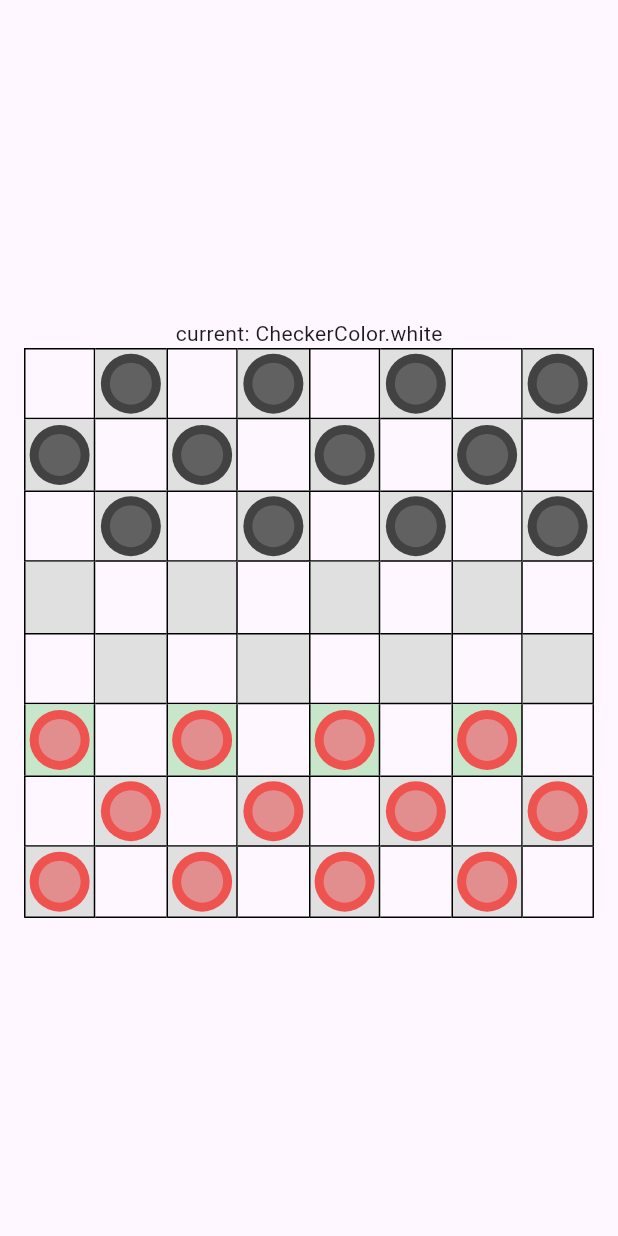
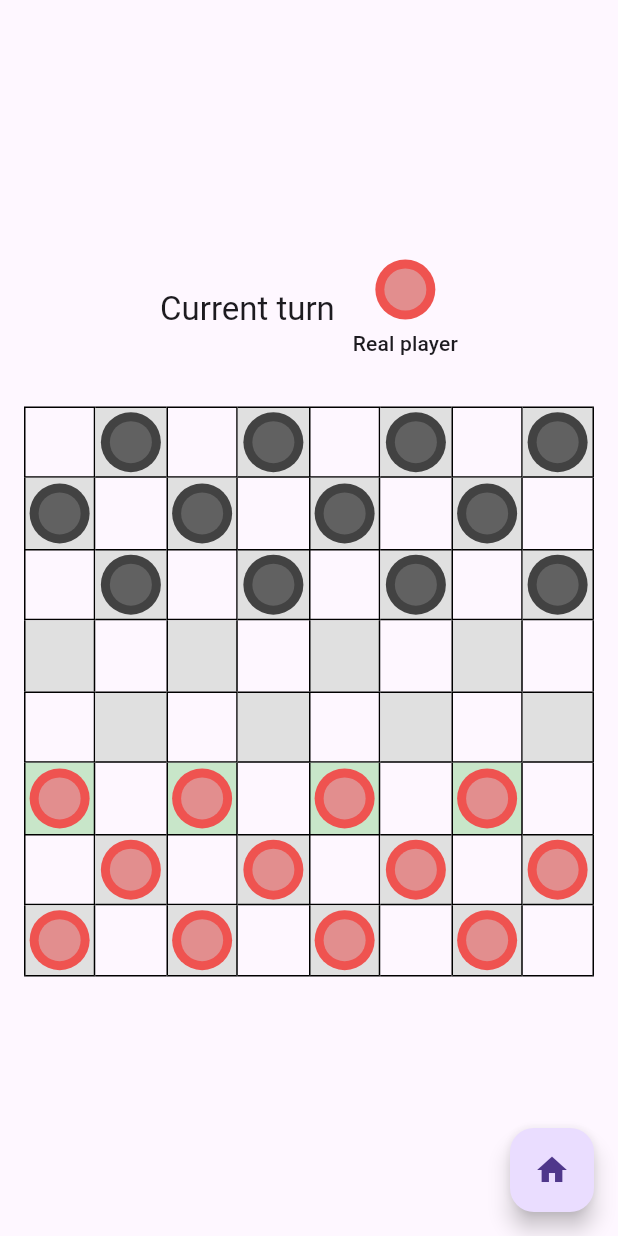
Before and after one commit to kathalie/checkers, a Flutter app: the screen it shows after launch, after a tap on "START", on a phone screen of 412 x 824 dp. Run offline on Flutter 3.47's test engine with Material 3 defaults, Android fonts, the phone set to English and light mode, and no system bars; our stand-ins replace fast_immutable_collections, flutter_riverpod, flutter_svg, riverpod_annotation; generated files the repository leaves out were written again.

```diff
--- a/checkers_front/lib/src/application/driver/game_driver.dart
+++ b/checkers_front/lib/src/application/driver/game_driver.dart
@@ -31,11 +31,13 @@ class GameDriver extends ChangeNotifier {
   PlayerHandle get currentHandle =>
       _currentPlayerColor == CheckerColor.white ? _handles.white : _handles.black;
 
+  bool get isGameOver => board.whites.isEmpty || board.blacks.isEmpty;
+
   @override
   void dispose() {
-    super.dispose();
     final (:white, :black) = _handles;
     [black, white].whereType<RealPlayerHandle>().forEach((handle) => handle.dispose());
+    super.dispose();
   }
 
   void _switchTurn() {
@@ -55,11 +57,21 @@ class GameDriver extends ChangeNotifier {
   }
 
   Future<void> step(int depth) async {
-    final Movement(:from, :to) = await currentHandle.takeTurn(
-      board: board,
-      lastMoved: _lastMoved,
-      depth: depth,
-    );
+    late final Position from;
+    late final Position to;
+
+    try {
+      final movement = await currentHandle.takeTurn(
+        board: board,
+        lastMoved: _lastMoved,
+        depth: depth,
+      );
+
+      from = movement.from;
+      to = movement.to;
+    } catch (err) {
+      return;
+    }
 
     _validateCheckerAt(from);
 
--- a/checkers_front/lib/src/application/providers/game_driver_provider.dart
+++ b/checkers_front/lib/src/application/providers/game_driver_provider.dart
@@ -14,7 +14,5 @@ final gameDriverProvider = ChangeNotifierProvider((ref) {
     blackHandle: black,
   );
 
-  ref.onDispose(() => gameDriver.dispose());
-
   return gameDriver;
 });
--- a/checkers_front/lib/src/presentation/game_page.dart
+++ b/checkers_front/lib/src/presentation/game_page.dart
@@ -1,16 +1,31 @@
 import 'package:flutter/material.dart';
+import 'package:flutter_riverpod/flutter_riverpod.dart';
 
+import '../application/providers/game_driver_provider.dart';
 import 'game_widget.dart';
+import 'main_page.dart';
 
-class GamePage extends StatelessWidget {
+class GamePage extends ConsumerWidget {
   const GamePage({super.key});
 
   @override
-  Widget build(BuildContext context) {
+  Widget build(BuildContext context, WidgetRef ref) {
     const safeArea = 16.0;
 
-    return const Scaffold(
-      body: SafeArea(
+    return Scaffold(
+      floatingActionButton: FloatingActionButton(
+        onPressed: () {
+          WidgetsBinding.instance.addPostFrameCallback((timeStamp) {
+            ref.invalidate(gameDriverProvider);
+          });
+
+          Navigator.of(context).pushReplacement(
+            MaterialPageRoute(builder: (context) => const MainPage()),
+          );
+        },
+        child: const Icon(Icons.home),
+      ),
+      body: const SafeArea(
         minimum: EdgeInsets.all(safeArea),
         child: Center(
           child: GameWidget(),
--- a/checkers_front/lib/src/presentation/game_widget.dart
+++ b/checkers_front/lib/src/presentation/game_widget.dart
@@ -5,6 +5,7 @@ import '../application/driver/game_driver.dart';
 import '../application/providers/game_driver_provider.dart';
 import '../application/providers/session_settings_notifier.dart';
 import 'widgets/board_widget.dart';
+import 'widgets/checker_widget.dart';
 
 class GameWidget extends ConsumerStatefulWidget {
   const GameWidget({super.key});
@@ -22,23 +23,48 @@ class _GameWidgetState extends ConsumerState<GameWidget> {
   @override
   void initState() {
     super.initState();
+
     final driver = _driver;
     driver.onStepEnded = () {
+      if (!mounted || driver.isGameOver) {
+        return;
+      }
+
       WidgetsBinding.instance.addPostFrameCallback((_) => driver.step(_depth));
     };
+
     driver.step(_depth);
   }
 
   @override
   Widget build(BuildContext context) {
     final driver = ref.watch(gameDriverProvider);
+    const separator = SizedBox(height: 32);
+    final theme = Theme.of(context);
 
     return ListenableBuilder(
       listenable: driver,
       builder: (context, child) => Column(
         mainAxisAlignment: MainAxisAlignment.center,
         children: [
-          Text('current: ${driver.currentPlayer}'),
+          Row(
+            mainAxisAlignment: MainAxisAlignment.center,
+            children: [
+              Text('Current turn', style: theme.textTheme.titleLarge),
+              const SizedBox(width: 12),
+              Column(
+                children: [
+                  CheckerPiece.color(driver.currentPlayer),
+                  const SizedBox(height: 6),
+                  Text(
+                    driver.currentHandle.name,
+                    style: theme.textTheme.titleSmall,
+                  ),
+                ],
+              ),
+            ],
+          ),
+          separator,
           BoardWidget(board: driver.board),
         ],
       ),
```
